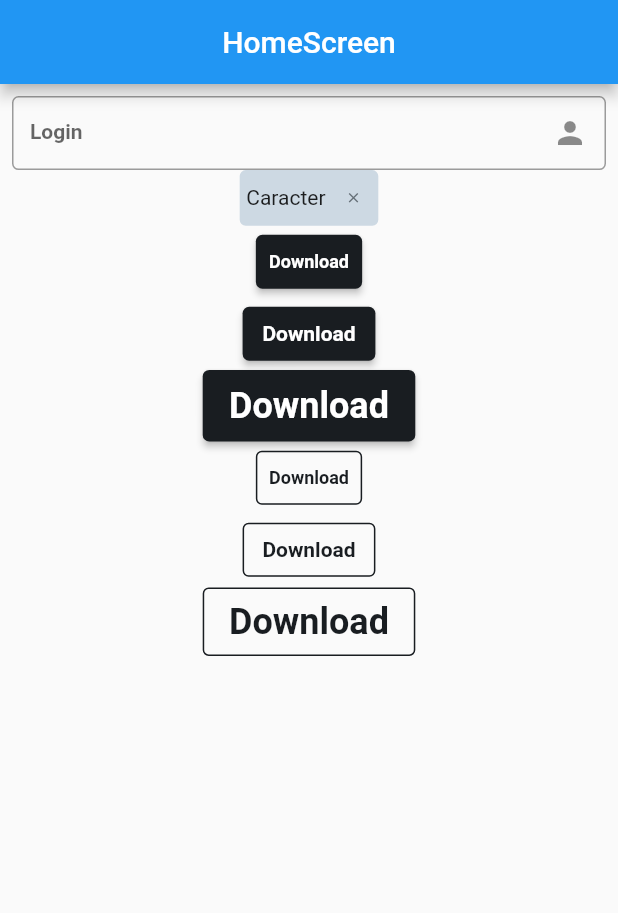
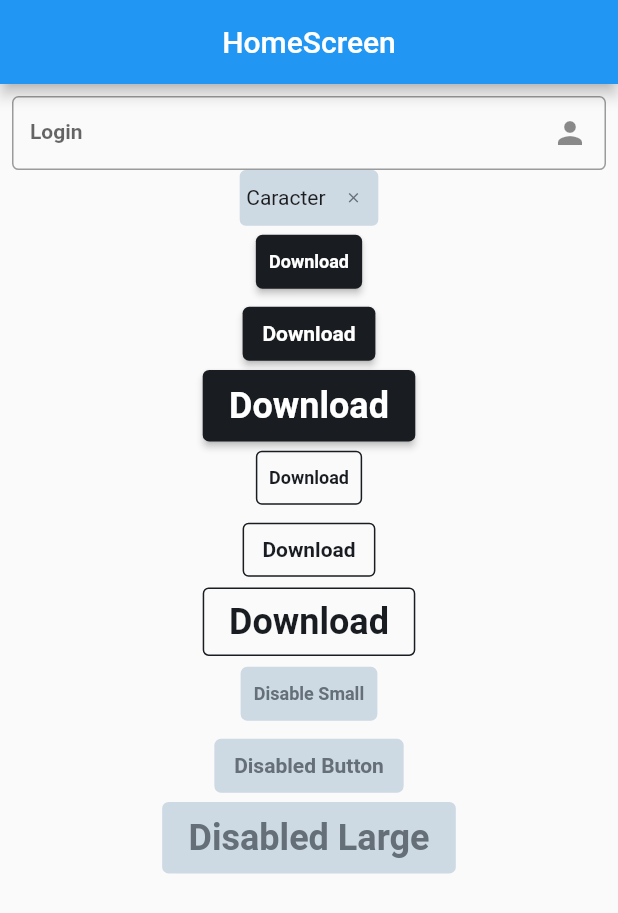
Before and after one commit to congfandi/booking_app, a Flutter app: the screen it shows after launch, on a phone screen of 412 x 824 dp. Shown: the top 913 px of the screen. Run offline on Flutter 3.47's test engine with Material 2 defaults, Android fonts, the phone set to English and light mode, and no system bars; our stand-ins replace flutter_screenutil, get.

Commit message:
WIP : Finish disable button as primary.button.dart

```diff
--- a/lib/infrastructure/widgets/primary.button.dart
+++ b/lib/infrastructure/widgets/primary.button.dart
@@ -15,10 +15,13 @@ class PrimaryButton {
         onPressed: onPressed,
         child: Text(
           buttonText,
-          style: TextStyles.componentsSmall.copyWith(color: ColourStyles.ink06),
+          style: TextStyles.componentsSmall.copyWith(
+              color:
+                  onPressed == null ? ColourStyles.ink02 : ColourStyles.ink06),
         ),
         style: ButtonStyle(
-          backgroundColor: MaterialStateProperty.all(buttonColor),
+          backgroundColor: MaterialStateProperty.all(
+              onPressed == null ? ColourStyles.ink04 : buttonColor),
           padding: MaterialStateProperty.all(
             EdgeInsets.only(
               right: SizeStyles.width8,
@@ -39,11 +42,13 @@ class PrimaryButton {
         onPressed: onPressed,
         child: Text(
           buttonText,
-          style:
-              TextStyles.componentsMedium.copyWith(color: ColourStyles.ink06),
+          style: TextStyles.componentsMedium.copyWith(
+              color:
+                  onPressed == null ? ColourStyles.ink02 : ColourStyles.ink06),
         ),
         style: ButtonStyle(
-          backgroundColor: MaterialStateProperty.all(buttonColor),
+          backgroundColor: MaterialStateProperty.all(
+              onPressed == null ? ColourStyles.ink04 : buttonColor),
           padding: MaterialStateProperty.all(
             EdgeInsets.only(
               right: SizeStyles.width12,
@@ -64,10 +69,13 @@ class PrimaryButton {
         onPressed: onPressed,
         child: Text(
           buttonText,
-          style: TextStyles.componentsLarge.copyWith(color: ColourStyles.ink06),
+          style: TextStyles.componentsLarge.copyWith(
+              color:
+                  onPressed == null ? ColourStyles.ink02 : ColourStyles.ink06),
         ),
         style: ButtonStyle(
-          backgroundColor: MaterialStateProperty.all(buttonColor),
+          backgroundColor: MaterialStateProperty.all(
+              onPressed == null ? ColourStyles.ink04 : buttonColor),
           padding: MaterialStateProperty.all(
             EdgeInsets.only(
               right: SizeStyles.width16,
--- a/lib/presentation/home/home.screen.dart
+++ b/lib/presentation/home/home.screen.dart
@@ -34,6 +34,15 @@ class HomeScreen extends GetView<HomeController> {
             SecondaryButton(buttonText: "Download", onPressed: () {}).type1,
             SecondaryButton(buttonText: "Download", onPressed: () {}).type2,
             SecondaryButton(buttonText: "Download", onPressed: () {}).type3,
+            PrimaryButton(
+              buttonText: "Disable Small",
+            ).type1,
+            PrimaryButton(
+              buttonText: "Disabled Button",
+            ).type2,
+            PrimaryButton(
+              buttonText: "Disabled Large",
+            ).type3,
           ],
         ),
       ),
```
